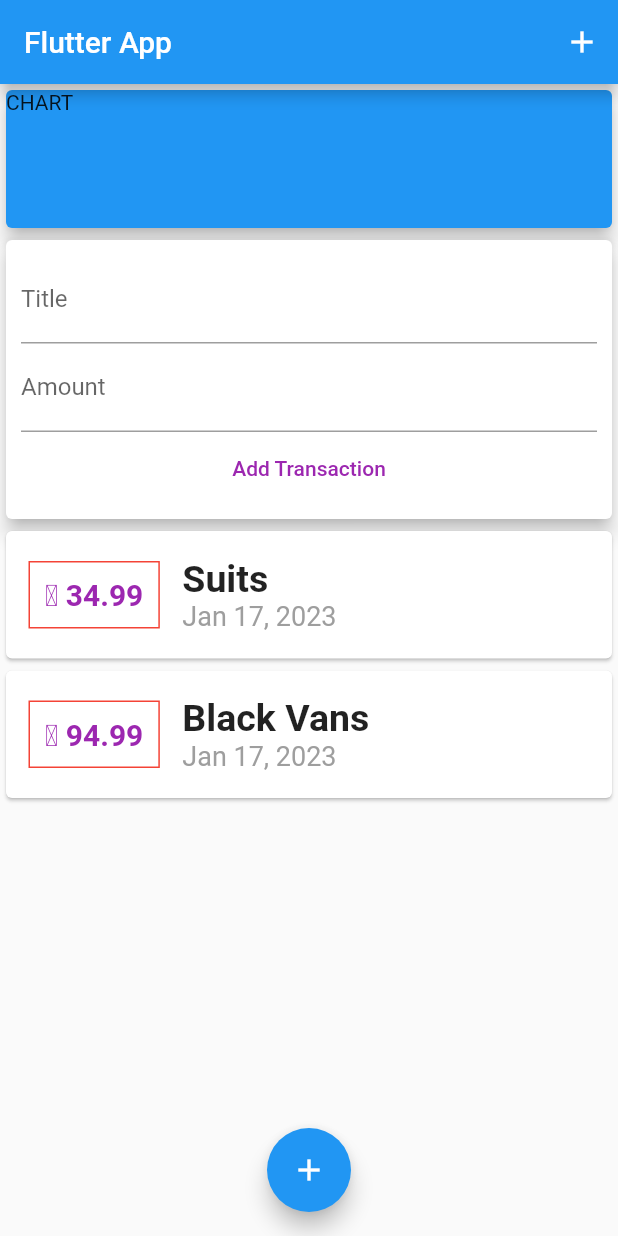
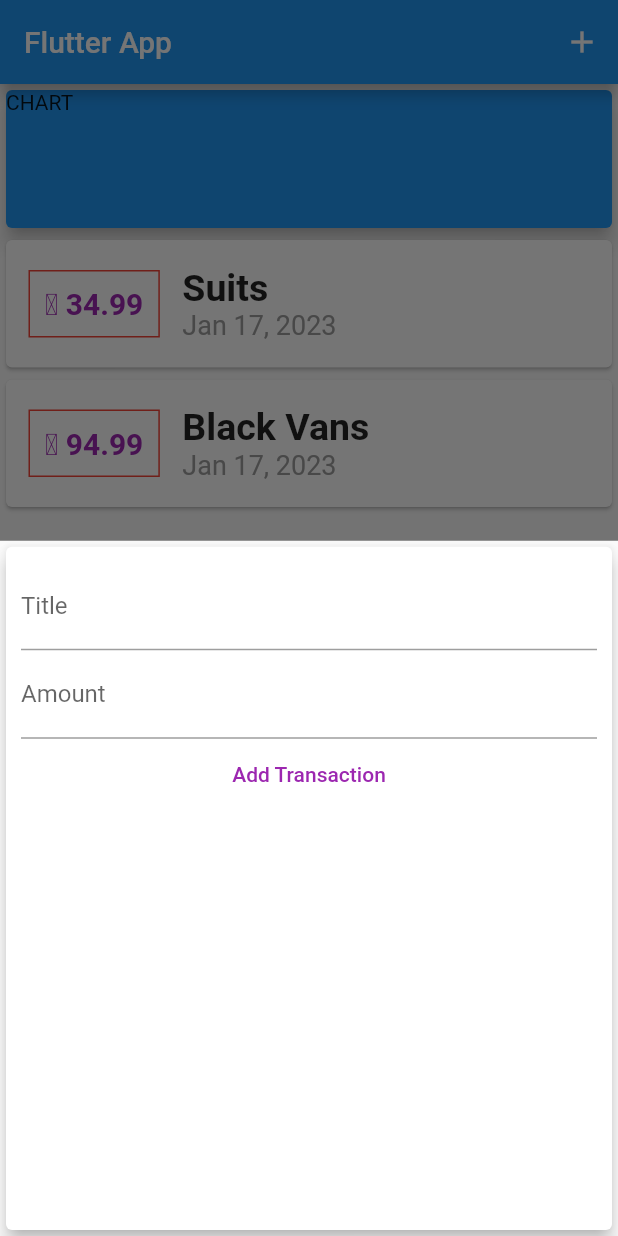
Before and after one commit to SethMegbetor/flutter_expense_tracker, a Flutter app: the screen it shows after launch, after a tap on the "add" icon, on a phone screen of 412 x 824 dp. Run offline on Flutter 3.47's test engine with Material 2 defaults, Android fonts, the phone set to English and light mode, and no system bars.

Commit message:
Closing the text field on button press

```diff
--- a/lib/main.dart
+++ b/lib/main.dart
@@ -1,6 +1,8 @@
 // import 'models/transaction.dart'
+import './widgets/new_transaction.dart';
 import 'package:flutter/material.dart';
-import './widgets/user_transactions.dart';
+import './widgets/transaction_list.dart';
+import './models/transaction.dart';
 
 void main() => runApp(MyApp());
 
@@ -14,15 +16,65 @@ class MyApp extends StatelessWidget {
   }
 }
 
-class MyHomePage extends StatelessWidget {
+class MyHomePage extends StatefulWidget {
+  @override
+  State<MyHomePage> createState() => _MyHomePageState();
+}
+
+class _MyHomePageState extends State<MyHomePage> {
   // late String titleInput, amountInput;
+
+  final List<Transaction> _userTransactions = [
+    Transaction(
+      id: "t1",
+      title: "Suits",
+      amount: 34.99,
+      date: DateTime.now(),
+    ),
+    Transaction(
+      id: "t2",
+      title: "Black Vans",
+      amount: 94.99,
+      date: DateTime.now(),
+    ),
+  ];
+
+  void _addNewTransaction(String txTitle, double txAmount) {
+    final newTx = Transaction(
+      id: DateTime.now().toString(),
+      title: txTitle,
+      amount: txAmount,
+      date: DateTime.now(),
+    );
+
+    setState(() {
+      _userTransactions.add(newTx);
+    });
+  }
+
+  void _startAddNewTransaction(BuildContext ctx) {
+    showModalBottomSheet(
+      context: ctx,
+      builder: (_) {
+        return GestureDetector(
+          onTap: () {},
+          child: NewTransaction(_addNewTransaction),
+          behavior: HitTestBehavior.opaque,
+        );
+      },
+    );
+  }
 
   @override
   Widget build(BuildContext context) {
     return Scaffold(
       appBar: AppBar(
         title: Text('Flutter App'),
-        actions: [IconButton(onPressed: () {}, icon: Icon(Icons.add))],
+        actions: [
+          IconButton(
+              onPressed: () => _startAddNewTransaction(context),
+              icon: Icon(Icons.add))
+        ],
       ),
       body: SingleChildScrollView(
         child: Column(
@@ -38,14 +90,14 @@ class MyHomePage extends StatelessWidget {
                 child: Text("CHART"),
               ),
             ),
-            UserTransactions(),
+            TransactionList(_userTransactions),
           ],
         ),
       ),
       floatingActionButtonLocation: FloatingActionButtonLocation.centerFloat,
       floatingActionButton: FloatingActionButton(
         child: Icon(Icons.add),
-        onPressed: () {},
+        onPressed: () => _startAddNewTransaction(context),
       ),
     );
   }
--- a/lib/widgets/new_transaction.dart
+++ b/lib/widgets/new_transaction.dart
@@ -1,12 +1,19 @@
 import 'package:flutter/material.dart';
 
-class NewTransaction extends StatelessWidget {
+class NewTransaction extends StatefulWidget {
   // const NewTransaction({super.key});
   final Function addTx;
-  final titleController = TextEditingController();
-  final amountController = TextEditingController();
 
   NewTransaction(this.addTx, {super.key});
+
+  @override
+  State<NewTransaction> createState() => _NewTransactionState();
+}
+
+class _NewTransactionState extends State<NewTransaction> {
+  final titleController = TextEditingController();
+
+  final amountController = TextEditingController();
 
   void submitData() {
     final enteredTitle = titleController.text;
@@ -15,10 +22,12 @@ class NewTransaction extends StatelessWidget {
     if (enteredTitle.isEmpty || enteredAmount <= 0) {
       return;
     }
-    addTx(
+    widget.addTx(
       enteredTitle,
       enteredAmount,
     );
+
+    Navigator.of(context).pop();
   }
 
   @override
--- a/lib/widgets/user_transactions.dart
+++ b/lib/widgets/user_transactions.dart
@@ -1,51 +1,51 @@
-import 'package:flutter/material.dart';
-import './new_transaction.dart';
-import './transaction_list.dart';
-import '../models/transaction.dart';
+// import 'package:flutter/material.dart';
+// import './new_transaction.dart';
+// import './transaction_list.dart';
+// import '../models/transaction.dart';
 
-class UserTransactions extends StatefulWidget {
-  const UserTransactions({super.key});
+// class UserTransactions extends StatefulWidget {
+//   const UserTransactions({super.key});
 
-  @override
-  State<UserTransactions> createState() => _UserTransactionsState();
-}
+//   @override
+//   State<UserTransactions> createState() => _UserTransactionsState();
+// }
 
-class _UserTransactionsState extends State<UserTransactions> {
-  final List<Transaction> _userTransactions = [
-    Transaction(
-      id: "t1",
-      title: "Suits",
-      amount: 34.99,
-      date: DateTime.now(),
-    ),
-    Transaction(
-      id: "t2",
-      title: "Black Vans",
-      amount: 94.99,
-      date: DateTime.now(),
-    ),
-  ];
+// class _UserTransactionsState extends State<UserTransactions> {
+//   // final List<Transaction> _userTransactions = [
+//   //   Transaction(
+//   //     id: "t1",
+//   //     title: "Suits",
+//   //     amount: 34.99,
+//   //     date: DateTime.now(),
+//   //   ),
+//   //   Transaction(
+//   //     id: "t2",
+//   //     title: "Black Vans",
+//   //     amount: 94.99,
+//   //     date: DateTime.now(),
+//   //   ),
+//   // ];
 
-  void _addNewTransaction(String txTitle, double txAmount) {
-    final newTx = Transaction(
-      id: DateTime.now().toString(),
-      title: txTitle,
-      amount: txAmount,
-      date: DateTime.now(),
-    );
+//   // void _addNewTransaction(String txTitle, double txAmount) {
+//   //   final newTx = Transaction(
+//   //     id: DateTime.now().toString(),
+//   //     title: txTitle,
+//   //     amount: txAmount,
+//   //     date: DateTime.now(),
+//   //   );
 
-    setState(() {
-      _userTransactions.add(newTx);
-    });
-  }
+//   //   setState(() {
+//   //     _userTransactions.add(newTx);
+//   //   });
+//   // }
 
-  @override
-  Widget build(BuildContext context) {
-    return Column(
-      children: [
-        NewTransaction(_addNewTransaction),
-        TransactionList(_userTransactions),
-      ],
-    );
-  }
-}
+//   @override
+//   Widget build(BuildContext context) {
+//     return Column(
+//       children: [
+//         NewTransaction(_addNewTransaction),
+//         // TransactionList(_userTransactions),
+//       ],
+//     );
+//   }
+// }
```
